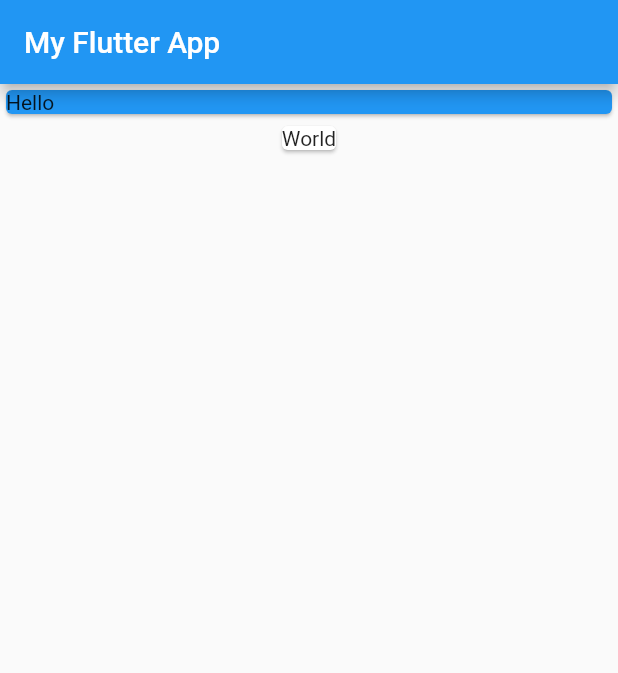
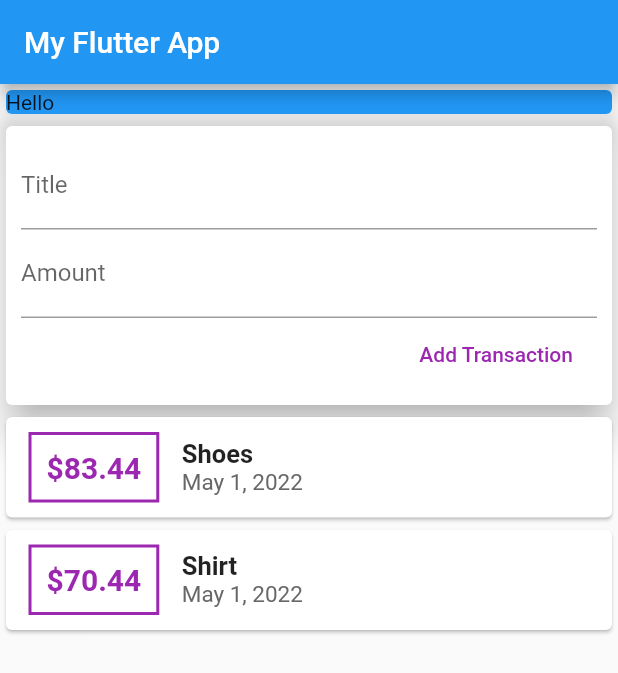
Before and after one commit to JoyKrishan/Flutter-Applications-2.0, a Flutter app: the screen it shows after launch, on a phone screen of 412 x 824 dp. Shown: the top 673 px of the screen. Run offline on Flutter 3.47's test engine with Material 2 defaults, Android fonts, the phone set to English and light mode, and no system bars.

Commit message:
basic ui created with widgets separated (scrollable not implemented yet)

```diff
--- a/expense_planner/lib/main.dart
+++ b/expense_planner/lib/main.dart
@@ -1,4 +1,9 @@
+import 'package:expense_planner/models/transaction.dart';
+import 'package:expense_planner/widgets/new_transactions.dart';
+import 'package:expense_planner/widgets/user_transactions.dart';
 import 'package:flutter/material.dart';
+import 'package:intl/intl.dart';
+import 'widgets/transactions_list.dart';
 
 void main() {
   runApp(MyApp());
@@ -25,13 +30,13 @@ class MyHomePage extends StatelessWidget {
         Container(
           width: double.infinity,
           child: Card(
+            elevation: 10,
             color: Colors.blue,
             child: Text("Hello"),
           ),
         ),
-        Card(
-          child: Text("World"),
-        )
+        // text fields card
+        UserTransactions()
       ]),
     );
   }
--- /dev/null
+++ b/expense_planner/lib/models/transaction.dart
@@ -0,0 +1,12 @@
+class Transaction {
+  final String id;
+  final String title;
+  final double amount;
+  final DateTime date;
+
+  Transaction(
+      {required this.id,
+      required this.title,
+      required this.amount,
+      required this.date});
+}
--- /dev/null
+++ b/expense_planner/lib/widgets/new_transactions.dart
@@ -0,0 +1,40 @@
+import 'package:flutter/material.dart';
+
+class NewTransactions extends StatelessWidget {
+  final titleController = TextEditingController();
+  final amountController = TextEditingController();
+  final Function setHandler;
+
+  NewTransactions(this.setHandler);
+
+  @override
+  Widget build(BuildContext context) {
+    return Card(
+      elevation: 10,
+      child: Container(
+        margin: EdgeInsets.all(10),
+        child: Column(
+          crossAxisAlignment: CrossAxisAlignment.end,
+          children: [
+            TextField(
+              decoration: InputDecoration(labelText: "Title"),
+              controller: titleController,
+            ),
+            TextField(
+              decoration: InputDecoration(labelText: "Amount"),
+              controller: amountController,
+            ),
+            FlatButton(
+              onPressed: () {
+                setHandler(
+                    titleController.text, double.parse(amountController.text));
+              },
+              child: Text("Add Transaction"),
+              textColor: Colors.purple,
+            )
+          ],
+        ),
+      ),
+    );
+  }
+}
--- /dev/null
+++ b/expense_planner/lib/widgets/transactions_list.dart
@@ -0,0 +1,57 @@
+import 'package:expense_planner/models/transaction.dart';
+import 'package:flutter/material.dart';
+import 'package:intl/intl.dart';
+
+class TranstionsList extends StatelessWidget {
+  final List<Transaction> transactions;
+
+  TranstionsList(this.transactions);
+
+  @override
+  Widget build(BuildContext context) {
+    return Column(
+      children: transactions
+          .map((tx) => Card(
+                  child: Row(
+                children: [
+                  // dollar container
+                  Container(
+                      margin:
+                          EdgeInsets.symmetric(vertical: 10, horizontal: 15),
+                      padding: EdgeInsets.all(10),
+                      decoration: BoxDecoration(
+                          border: Border.all(
+                              width: 2,
+                              color: Colors.purple,
+                              style: BorderStyle.solid)),
+                      child: Text(
+                        "\$${tx.amount}",
+                        style: TextStyle(
+                            color: Colors.purple,
+                            fontSize: 20,
+                            fontWeight: FontWeight.bold),
+                      )),
+                  Column(
+                    crossAxisAlignment: CrossAxisAlignment.start,
+                    children: [
+                      // Transaction title
+                      Text(
+                        tx.title,
+                        style: TextStyle(
+                            fontSize: 17, fontWeight: FontWeight.bold),
+                      ),
+                      // Transaction date
+                      Text(
+                        DateFormat.yMMMd().format(tx.date),
+                        style: TextStyle(
+                            fontSize: 15,
+                            color: Color.fromARGB(255, 104, 103, 103)),
+                      )
+                    ],
+                  )
+                ],
+              )))
+          .toList(),
+    );
+  }
+}
--- /dev/null
+++ b/expense_planner/lib/widgets/user_transactions.dart
@@ -0,0 +1,40 @@
+import 'package:flutter/material.dart';
+import '../models/transaction.dart';
+import 'new_transactions.dart';
+import 'transactions_list.dart';
+
+class UserTransactions extends StatefulWidget {
+  @override
+  State<UserTransactions> createState() => _UserTransactionsState();
+}
+
+class _UserTransactionsState extends State<UserTransactions> {
+  final List<Transaction> _transactions = [
+    Transaction(
+        id: "124fd", title: "Shoes", amount: 83.44, date: DateTime.now()),
+    Transaction(
+        id: "124fe", title: "Shirt", amount: 70.44, date: DateTime.now()),
+  ];
+
+  void _addTransactions(String title, double amount) {
+    Transaction newTx = Transaction(
+        id: DateTime.now().toString(),
+        title: title,
+        amount: amount,
+        date: DateTime.now());
+    setState(() {
+      _transactions.add(newTx);
+    });
+  }
+
+  @override
+  Widget build(BuildContext context) {
+    return Column(
+      children: [
+        NewTransactions(_addTransactions),
+        //Listview of the transactions
+        TranstionsList(_transactions)
+      ],
+    );
+  }
+}
--- a/expense_planner/pubspec.yaml
+++ b/expense_planner/pubspec.yaml
@@ -34,6 +34,7 @@ dependencies:
   # The following adds the Cupertino Icons font to your application.
   # Use with the CupertinoIcons class for iOS style icons.
   cupertino_icons: ^1.0.2
+  intl: ^0.17.0
 
 dev_dependencies:
   flutter_test:
```
Also changed, not shown: expense_planner/pubspec.lock.
